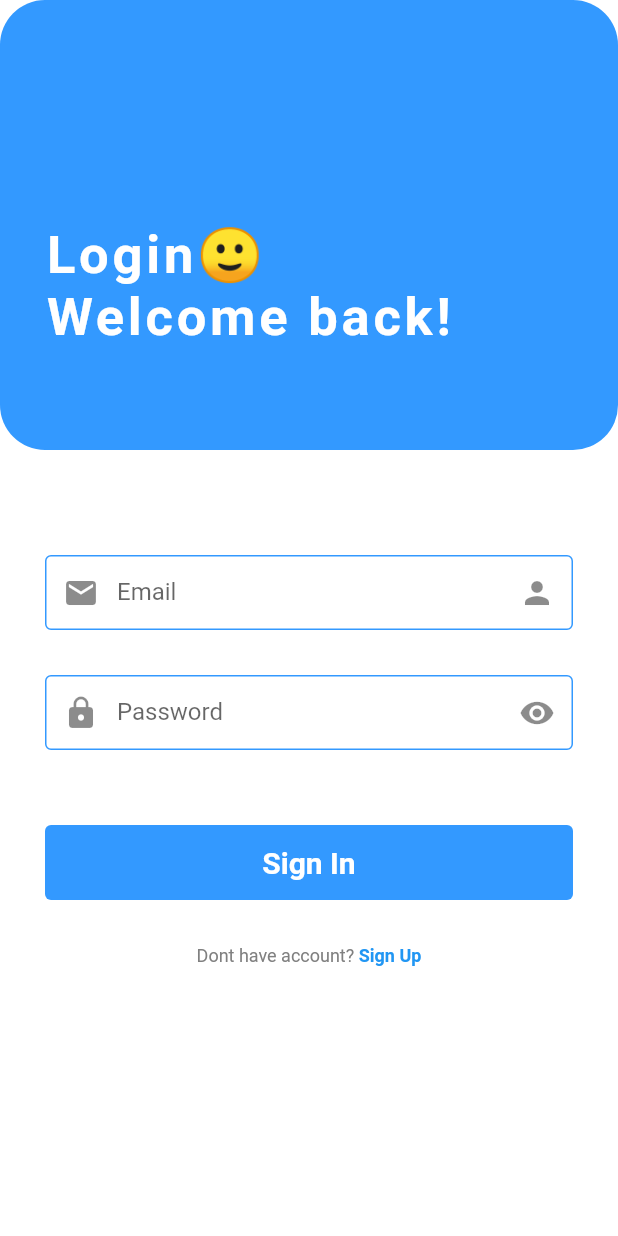
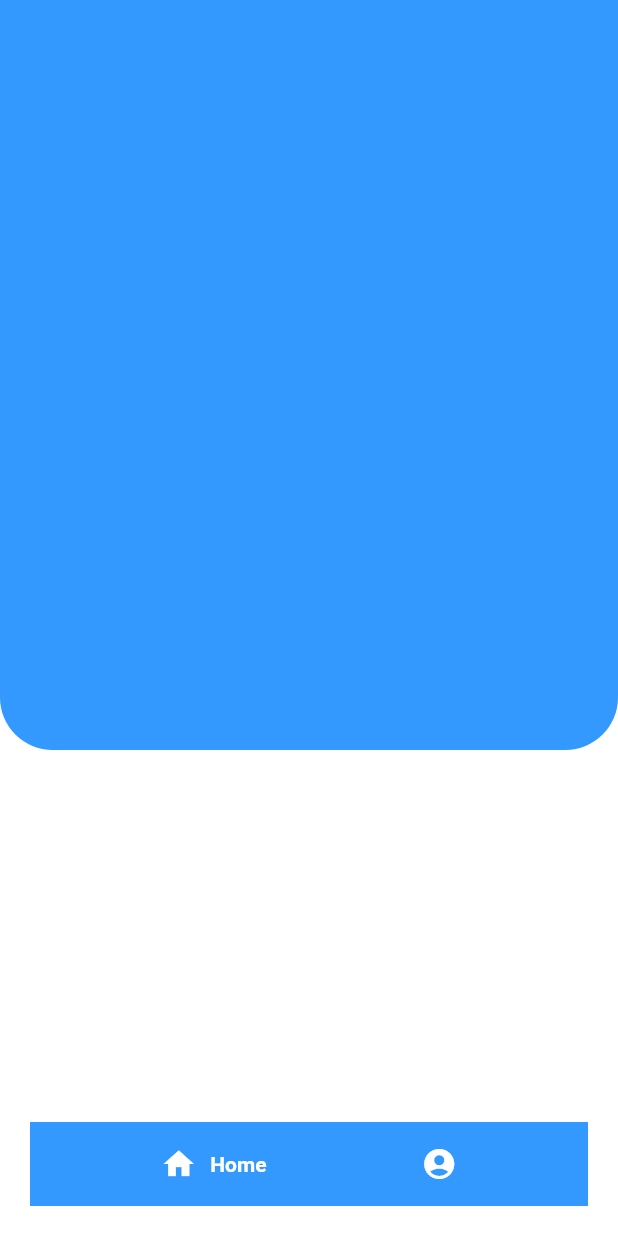
Before and after one commit to dvt-hung/todo_app, a Flutter app: the screen it shows after launch, on a phone screen of 412 x 824 dp. Run offline on Flutter 3.47's test engine with Material 2 defaults, Android fonts, the phone set to English and light mode, and no system bars; drawn by our look-alikes of google_nav_bar; our stand-ins replace cloud_firestore, firebase_auth, firebase_core; accounts and stored records are empty.

Commit message:
home page bottom navigation

```diff
--- a/lib/components/components_sign_in_sign_up/textfield_component.dart
+++ b/lib/components/component_sign_in_sign_up/textfield_component.dart
@@ -44,6 +44,7 @@ class Textfieldcomponent extends StatelessWidget {
               },
               child: suffxIcon),
           border: OutlineInputBorder(
+            borderSide: BorderSide(color: color!),
             borderRadius: BorderRadius.circular(10),
           ),
           labelText: labelText,
--- a/lib/main.dart
+++ b/lib/main.dart
@@ -1,5 +1,7 @@
 import 'package:firebase_core/firebase_core.dart';
 import 'package:flutter/material.dart';
+import 'package:noteapp/pages/home_page/home_page.dart';
+
 import 'package:noteapp/pages/sign_in/sign_in_page.dart';
 
 Future<void> main() async {
@@ -20,7 +22,7 @@ class MyApp extends StatelessWidget {
       theme: ThemeData(
         primarySwatch: Colors.blue,
       ),
-      home: const SignIn(),
+      home: const HomePage(),
     );
   }
 }
--- /dev/null
+++ b/lib/pages/home_page/home_page.dart
@@ -0,0 +1,64 @@
+// ignore_for_file: non_constant_identifier_names, prefer_const_constructors
+
+import 'package:flutter/material.dart';
+import 'package:google_nav_bar/google_nav_bar.dart';
+
+import 'package:noteapp/utils/app_color.dart';
+
+class HomePage extends StatefulWidget {
+  const HomePage({Key? key}) : super(key: key);
+
+  @override
+  State<HomePage> createState() => _HomePageState();
+}
+
+class _HomePageState extends State<HomePage> {
+  @override
+  Widget build(BuildContext context) {
+    return Scaffold(
+      bottomNavigationBar: Padding(
+        padding: const EdgeInsets.symmetric(horizontal: 20, vertical: 20),
+        child: GNav(
+            padding: EdgeInsets.all(16),
+            mainAxisAlignment: MainAxisAlignment.spaceEvenly,
+            backgroundColor: AppColor.secondColor,
+            activeColor: AppColor.thirdColor,
+            gap: 9,
+            // onTabChange:  ,
+            tabs: [
+              GButton(
+                icon: Icons.home,
+                text: 'Home',
+                iconColor: AppColor.thirdColor,
+                textColor: AppColor.thirdColor,
+              ),
+              GButton(
+                hoverColor: AppColor.thirdColor,
+                icon: Icons.account_circle,
+                text: 'Account',
+                iconColor: AppColor.thirdColor,
+                textColor: AppColor.thirdColor,
+              ),
+            ]),
+      ),
+      backgroundColor: AppColor.thirdColor,
+      body: SingleChildScrollView(
+        child: Column(children: [
+          Container(
+            height: 500,
+            width: double.infinity,
+            decoration: BoxDecoration(
+                color: AppColor.secondColor,
+                borderRadius: BorderRadius.only(
+                    bottomLeft: Radius.circular(35),
+                    bottomRight: Radius.circular(35))),
+          ),
+          Container(
+            height: 1500.0,
+            width: double.infinity,
+          )
+        ]),
+      ),
+    );
+  }
+}
--- a/lib/pages/sign_in/sign_in_page.dart
+++ b/lib/pages/sign_in/sign_in_page.dart
@@ -1,10 +1,10 @@
 // ignore_for_file: prefer_const_constructors
 import 'package:flutter/material.dart';
+import 'package:noteapp/components/component_sign_in_sign_up/buntton_component.dart';
+import 'package:noteapp/components/component_sign_in_sign_up/text_rich_component.dart';
+import 'package:noteapp/components/component_sign_in_sign_up/textfield_component.dart';
 import 'package:noteapp/utils/app_color.dart';
 
-import '../../components/components_sign_in_sign_up/buntton_component.dart';
-import '../../components/components_sign_in_sign_up/textfield_component.dart';
-import '../../components/components_sign_in_sign_up/text_rich_component.dart';
 import '../sign_up/sign_up_page.dart';
 
 String errorMessEmail = 'Invalid email';
@@ -36,17 +36,20 @@ class _SignInState extends State<SignIn> {
                   child: //Text_Login
                       Padding(
                     padding: const EdgeInsets.fromLTRB(30, 150, 30, 0),
-                    child: Text(
-                      'Login🙂\nWelcome back!',
-                      style: TextStyle(
-                          letterSpacing: 2.5,
-                          fontSize: 35,
-                          fontWeight: FontWeight.bold,
-                          color: AppColor.thirdColor),
-                    ),
+                    child: const TextRichcomponent(
+                        fontSize: 35,
+                        colorOne: AppColor.thirdColor,
+                        colorTwo: AppColor.thirdColor,
+                        fontWeightOne: FontWeight.bold,
+                        fontWeightTwo: FontWeight.normal,
+                        textOne: 'Sign In 😊',
+                        textTwo: ' \nLet\'s get stared now!'),
                   ),
                   decoration: BoxDecoration(
-                      borderRadius: BorderRadius.circular(30),
+                      borderRadius: BorderRadius.only(
+                        bottomLeft: Radius.circular(30),
+                        bottomRight: Radius.circular(30),
+                      ),
                       color: AppColor.secondColor),
                 ),
                 Expanded(
@@ -67,7 +70,7 @@ class _SignInState extends State<SignIn> {
                       suffxIcon: Icon(Icons.person),
                       obscureText: false,
                       labelText: 'Email',
-                      hintText: "Enter your Password:",
+                      hintText: "Enter your Email:",
                     ),
                     SizedBox(
                       height: 30,
@@ -79,7 +82,7 @@ class _SignInState extends State<SignIn> {
                       suffxIcon: Icon(
                         Icons.remove_red_eye,
                       ),
-                      obscureText: isShow,
+                      obscureText: !isShow,
                       onHide: () {
                         setState(() {
                           isShow = !isShow;
@@ -107,7 +110,7 @@ class _SignInState extends State<SignIn> {
                       child: TextRichcomponent(
                           colorOne: AppColor.primaryColor,
                           fontWeightOne: FontWeight.normal,
-                          textOne: 'Dont have account?',
+                          textOne: 'Don\'t have account?',
                           fontWeightTwo: FontWeight.bold,
                           textTwo: ' Sign Up'),
                     )
--- a/lib/utils/app_color.dart
+++ b/lib/utils/app_color.dart
@@ -3,6 +3,9 @@ import 'package:flutter/material.dart';
 class AppColor {
   static const primaryColor = Color(0xff808080);
   static const secondColor = Color(0xFF3399FF);
+  //
   static const thirdColor = Color(0xFFFFFFFF);
   static const fourColor = Color(0xFF6699FF);
+  static const fifColor = Color(0xFF0099FF);
+  static const blueColor = Color(0xFF00CCFF);
 }
--- a/pubspec.yaml
+++ b/pubspec.yaml
@@ -38,6 +38,7 @@ dependencies:
   firebase_auth: ^3.0.1
   firebase_storage: ^10.0.3
   cloud_firestore: ^3.4.5
+  google_nav_bar: 5.0.6
 
 dev_dependencies:
   flutter_test:
```
Also changed, not shown: lib/pages/sign_up/sign_up_page.dart (+64 -64 lines), lib/components/component_sign_in_sign_up/buntton_component.dart (renamed from lib/components/components_sign_in_sign_up/buntton_component.dart), lib/components/component_sign_in_sign_up/text_rich_component.dart (renamed from lib/components/components_sign_in_sign_up/text_rich_component.dart), pubspec.lock.
